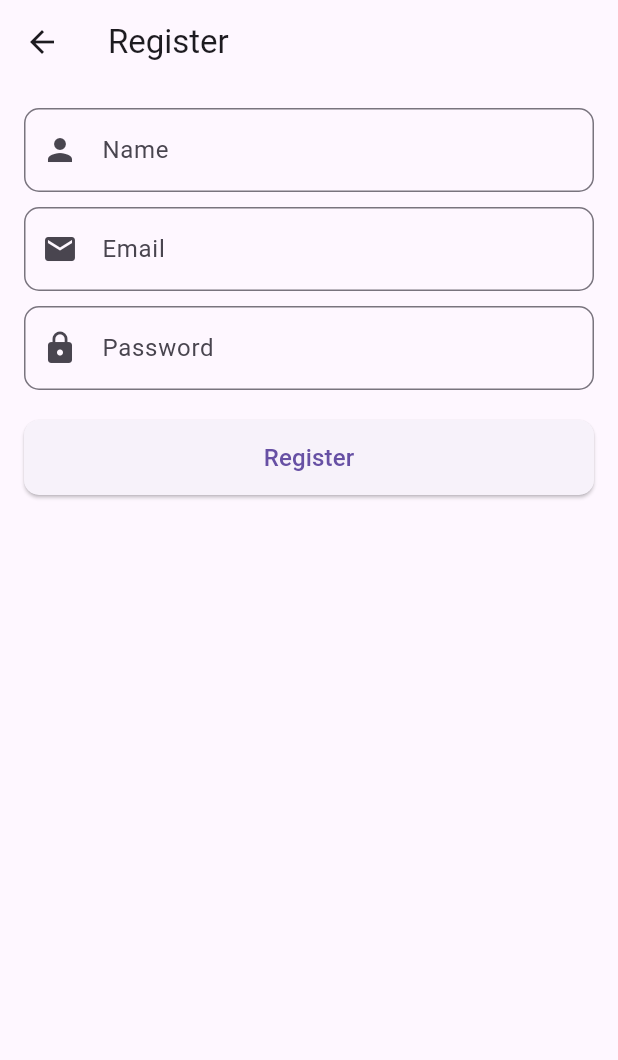
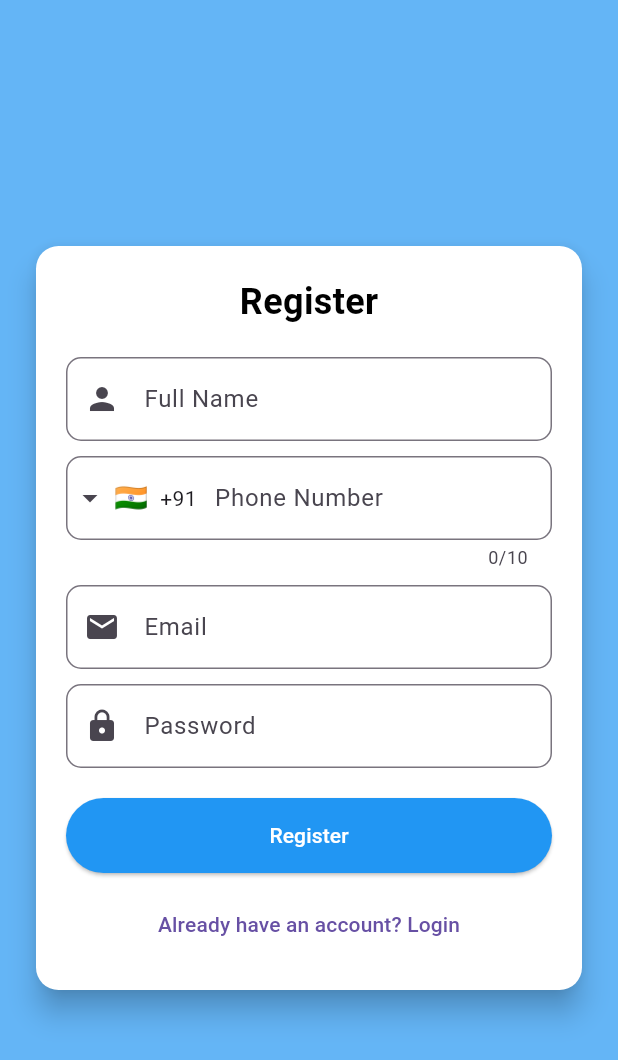
Before and after one commit to SanghaviPrachi/expense-manager-2025, a Flutter app: the RegistrationScreen screen opened by its route, on a phone screen of 412 x 824 dp. Shown: the top 1060 px of the screen. Run offline on Flutter 3.47's test engine with Material 3 defaults, Android fonts, the light colour scheme and no system bars; drawn by our look-alikes of intl_phone_field; our stand-ins replace firebase_auth, firebase_core, fluttertoast; accounts and stored records are empty.

Commit message:
changed files

```diff
--- a/lib/screens/registration_screen.dart
+++ b/lib/screens/registration_screen.dart
@@ -1,66 +1,152 @@
 import 'package:flutter/material.dart';
-import 'package:expense_manager_2025/widgets/custom_text_field.dart';
-import 'package:expense_manager_2025/widgets/custom_button.dart';
-import 'package:expense_manager_2025/services/auth_service.dart';
+import 'package:firebase_auth/firebase_auth.dart';
+import 'package:intl_phone_field/intl_phone_field.dart';
+import 'login_screen.dart';
+import 'toast_helper.dart';  // Import the helper file
 
-
-
-class RegistrationScreen extends StatelessWidget {
+class RegistrationScreen extends StatefulWidget {
   const RegistrationScreen({Key? key}) : super(key: key);
 
   @override
+  _RegistrationScreenState createState() => _RegistrationScreenState();
+}
+
+class _RegistrationScreenState extends State<RegistrationScreen> {
+  final _formKey = GlobalKey<FormState>();
+  final TextEditingController _nameController = TextEditingController();
+  final TextEditingController _phoneController = TextEditingController();
+  final TextEditingController _emailController = TextEditingController();
+  final TextEditingController _passwordController = TextEditingController();
+  String countryCode = "+91"; // Default country code
+
+  void _registerUser() async {
+    if (_formKey.currentState!.validate()) {
+      try {
+        await FirebaseAuth.instance.createUserWithEmailAndPassword(
+          email: _emailController.text.trim(),
+          password: _passwordController.text.trim(),
+        );
+        showToast("Registration Successful!");  // Use the helper function here
+        Navigator.pushReplacement(
+          context,
+          MaterialPageRoute(builder: (context) => const LoginScreen()),
+        );
+      } catch (e) {
+        showToast("Error: ${e.toString()}");  // Use the helper function here
+      }
+    }
+  }
+
+  @override
   Widget build(BuildContext context) {
-    final nameController = TextEditingController();
-    final emailController = TextEditingController();
-    final passwordController = TextEditingController();
+    return Scaffold(
+      backgroundColor: Colors.blue.shade300,
+      body: Center(
+        child: SingleChildScrollView(
+          child: Padding(
+            padding: const EdgeInsets.all(20.0),
+            child: Card(
+              shape: RoundedRectangleBorder(borderRadius: BorderRadius.circular(15)),
+              color: Colors.white,
+              elevation: 8,
+              child: Padding(
+                padding: const EdgeInsets.all(20.0),
+                child: Form(
+                  key: _formKey,
+                  child: Column(
+                    mainAxisSize: MainAxisSize.min,
+                    children: [
+                      const Text(
+                        "Register",
+                        style: TextStyle(fontSize: 24, fontWeight: FontWeight.bold, color: Colors.black),
+                      ),
+                      const SizedBox(height: 20),
 
-    return Scaffold(
-      appBar: AppBar(title: const Text('Register')),
-      body: Padding(
-        padding: const EdgeInsets.all(16.0),
-        child: Column(
-          crossAxisAlignment: CrossAxisAlignment.stretch,
-          children: [
-            CustomTextField(
-              controller: nameController,
-              label: 'Name',
-              icon: Icons.person,
+                      // Full Name Field
+                      TextFormField(
+                        controller: _nameController,
+                        decoration: InputDecoration(
+                          prefixIcon: const Icon(Icons.person),
+                          labelText: "Full Name",
+                          border: OutlineInputBorder(borderRadius: BorderRadius.circular(10)),
+                        ),
+                        validator: (value) => value!.isEmpty ? "Enter your full name" : null,
                       ),
                       const SizedBox(height: 10),
-            CustomTextField(
-              controller: emailController,
-              label: 'Email',
-              icon: Icons.email,
+
+                      // Phone Number with Country Code
+                      IntlPhoneField(
+                        controller: _phoneController,
+                        decoration: InputDecoration(
+                          labelText: 'Phone Number',
+                          border: OutlineInputBorder(borderRadius: BorderRadius.circular(10)),
+                        ),
+                        initialCountryCode: 'IN',
+                        onChanged: (phone) {
+                          setState(() {
+                            countryCode = phone.countryCode;
+                          });
+                        },
                       ),
                       const SizedBox(height: 10),
-            CustomTextField(
-              controller: passwordController,
-              label: 'Password',
-              icon: Icons.lock,
-              isPassword: true,
+
+                      // Email Field
+                      TextFormField(
+                        controller: _emailController,
+                        decoration: InputDecoration(
+                          prefixIcon: const Icon(Icons.email),
+                          labelText: "Email",
+                          border: OutlineInputBorder(borderRadius: BorderRadius.circular(10)),
+                        ),
+                        validator: (value) {
+                          if (value!.isEmpty || !RegExp(r"^[a-zA-Z0-9_.+-]+@[a-zA-Z0-9-]+\.[a-zA-Z0-9-.]+$").hasMatch(value)) {
+                            return "Enter a valid email";
+                          }
+                          return null;
+                        },
+                      ),
+                      const SizedBox(height: 10),
+
+                      // Password Field
+                      TextFormField(
+                        controller: _passwordController,
+                        obscureText: true,
+                        decoration: InputDecoration(
+                          prefixIcon: const Icon(Icons.lock),
+                          labelText: "Password",
+                          border: OutlineInputBorder(borderRadius: BorderRadius.circular(10)),
+                        ),
+                        validator: (value) {
+                          if (value!.length < 6) {
+                            return "Password must be at least 6 characters";
+                          }
+                          return null;
+                        },
                       ),
                       const SizedBox(height: 20),
-            CustomButton(
-              text: 'Register',
-              onPressed: () async {
-                try {
-                  await AuthService.register(
-                    nameController.text.trim(),
-                    emailController.text.trim(),
-                    passwordController.text.trim(),
-                  );
-                  ScaffoldMessenger.of(context).showSnackBar(
-                    const SnackBar(content: Text('Registration successful')),
-                  );
-                  Navigator.pushNamed(context, '/login');
-                } catch (e) {
-                  ScaffoldMessenger.of(context).showSnackBar(
-                    SnackBar(content: Text('Error: $e')),
-                  );
-                }
-              },
+
+                      // Register Button
+                      ElevatedButton(
+                        onPressed: _registerUser,
+                        style: ElevatedButton.styleFrom(
+                          backgroundColor: Colors.blue,
+                          minimumSize: const Size(double.infinity, 50),
+                        ),
+                        child: const Text("Register", style: TextStyle(color: Colors.white)),
+                      ),
+                      const SizedBox(height: 10),
+
+                      // Already have an account?
+                      TextButton(
+                        onPressed: () => Navigator.pushReplacement(context, MaterialPageRoute(builder: (_) => const LoginScreen())),
+                        child: const Text("Already have an account? Login"),
                       ),
                     ],
+                  ),
+                ),
+              ),
+            ),
+          ),
         ),
       ),
     );
--- /dev/null
+++ b/lib/screens/toast_helper.dart
@@ -0,0 +1,5 @@
+import 'package:fluttertoast/fluttertoast.dart';
+
+void showToast(String message) {
+  Fluttertoast.showToast(msg: message);
+}
```
Also changed, not shown: lib/main.dart (+13 -15 lines), lib/screens/home_screen.dart (added, +144 -0 lines), lib/screens/login_screen.dart (+71 -51 lines), pubspec.yaml (+5 -65 lines), lib/firebase_options.dart (added), pubspec.lock, 4 other files. Lines whose indentation alone changed are shown as unchanged.
